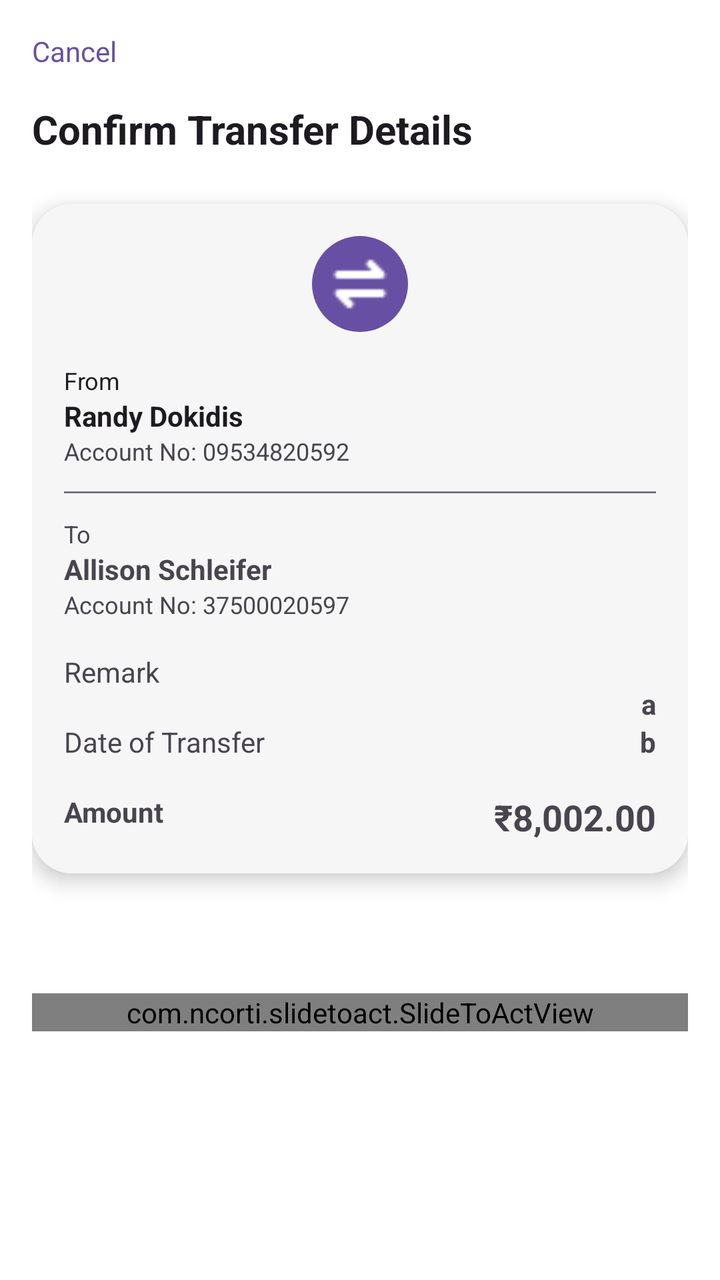
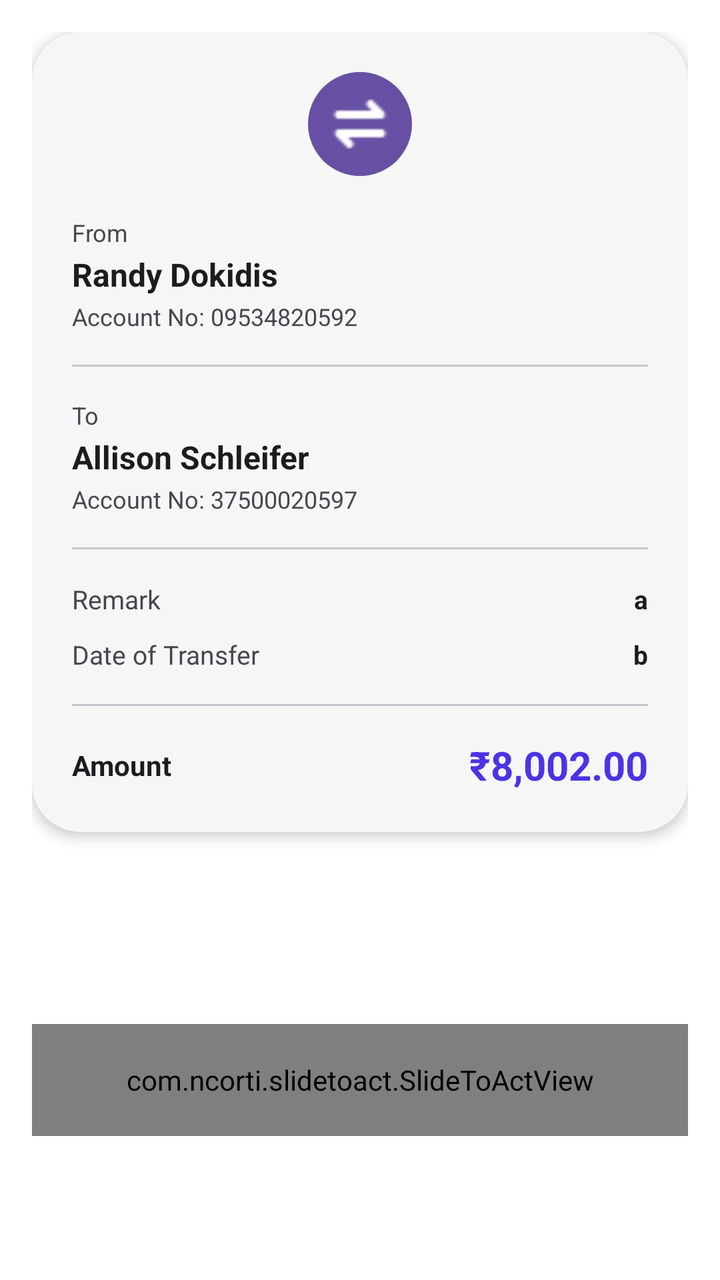

Before-and-after screenshots of an Android layout around one commit, followed by the original layout XML and the change that was made.
<!-- AndroidManifest.xml: application theme Theme.Banking_app_Y3S2 -->
<!-- res/layout/activity_confirm_transfer.xml -->
<?xml version="1.0" encoding="utf-8"?>
<androidx.constraintlayout.widget.ConstraintLayout
    xmlns:android="http://schemas.android.com/apk/res/android"
    xmlns:app="http://schemas.android.com/apk/res-auto"
    android:layout_width="match_parent"
    android:layout_height="match_parent"
    android:padding="16dp"
    android:background="@color/background"
    >

    
    <TextView
        android:id="@+id/cancelTv"
        android:text="@string/cancel"
        android:textSize="14sp"
        android:textColor="?attr/colorPrimary"
        app:layout_constraintTop_toTopOf="parent"
        app:layout_constraintStart_toStartOf="parent"
        android:layout_width="wrap_content"
        android:layout_height="wrap_content"/>

    
    <TextView
        android:id="@+id/titleTv"
        android:text="@string/confirm_transfer"
        android:textSize="20sp"
        android:textStyle="bold"
        android:textColor="?attr/colorOnBackground"
        app:layout_constraintTop_toBottomOf="@id/cancelTv"
        app:layout_constraintStart_toStartOf="parent"
        android:layout_marginTop="16dp"
        android:layout_width="wrap_content"
        android:layout_height="wrap_content"/>

    
    <androidx.cardview.widget.CardView
        android:id="@+id/card"
        android:layout_width="0dp"
        android:layout_height="wrap_content"
        app:cardCornerRadius="20dp"
        app:cardElevation="6dp"
        app:layout_constraintTop_toBottomOf="@id/titleTv"
        app:layout_constraintStart_toStartOf="parent"
        app:layout_constraintEnd_toEndOf="parent"
        android:layout_marginTop="24dp">

        <androidx.constraintlayout.widget.ConstraintLayout
            android:padding="16dp"
            android:layout_width="match_parent"
            android:layout_height="wrap_content"
            android:background="@color/background1">

            
            <ImageView
                android:padding="8dp"
                android:id="@+id/arrowIcon"
                android:layout_width="48dp"
                android:layout_height="48dp"
                android:src="@drawable/icon_transfer_fill"
                android:backgroundTint="?attr/colorPrimary"
                android:background="@drawable/bg_avatar_circle"
                app:layout_constraintTop_toTopOf="parent"
                app:layout_constraintStart_toStartOf="parent"
                app:layout_constraintEnd_toEndOf="parent"/>

            
            <TextView
                android:id="@+id/fromLabel"
                android:text="@string/from"
                android:textColor="?attr/colorOnSurface"
                android:textSize="12sp"
                app:layout_constraintTop_toBottomOf="@id/arrowIcon"
                app:layout_constraintStart_toStartOf="parent"
                android:layout_marginTop="16dp"
                android:layout_width="wrap_content"
                android:layout_height="wrap_content"/>

            <TextView
                android:id="@+id/fromName"
                android:text="Randy Dokidis"
                android:textStyle="bold"
                android:textColor="?attr/colorOnBackground"
                app:layout_constraintTop_toBottomOf="@id/fromLabel"
                app:layout_constraintStart_toStartOf="parent"
                android:layout_width="wrap_content"
                android:layout_height="wrap_content"/>

            <TextView
                android:id="@+id/fromAcc"
                android:text="Account No: 09534820592"
                android:textSize="12sp"
                app:layout_constraintTop_toBottomOf="@id/fromName"
                app:layout_constraintStart_toStartOf="parent"
                android:layout_width="wrap_content"
                android:layout_height="wrap_content"/>

            
            <View
                android:id="@+id/divider1"
                android:layout_width="0dp"
                android:layout_height="1dp"
                android:background="?attr/colorOutline"
                app:layout_constraintTop_toBottomOf="@id/fromAcc"
                app:layout_constraintStart_toStartOf="parent"
                app:layout_constraintEnd_toEndOf="parent"
                android:layout_marginTop="12dp"/>

            
            <TextView
                android:id="@+id/toLabel"
                android:text="@string/to"
                android:textSize="12sp"
                app:layout_constraintTop_toBottomOf="@id/divider1"
                app:layout_constraintStart_toStartOf="parent"
                android:layout_marginTop="12dp"
                android:layout_width="wrap_content"
                android:layout_height="wrap_content"/>

            <TextView
                android:id="@+id/toName"
                android:text="Allison Schleifer"
                android:textStyle="bold"
                app:layout_constraintTop_toBottomOf="@id/toLabel"
                app:layout_constraintStart_toStartOf="parent"
                android:layout_width="wrap_content"
                android:layout_height="wrap_content"/>

            <TextView
                android:id="@+id/toAcc"
                android:text="Account No: 37500020597"
                android:textSize="12sp"
                app:layout_constraintTop_toBottomOf="@id/toName"
                app:layout_constraintStart_toStartOf="parent"
                android:layout_width="wrap_content"
                android:layout_height="wrap_content"/>


            <TextView
                android:id="@+id/remarkLabel"
                android:text="@string/remark"
                app:layout_constraintTop_toBottomOf="@id/toAcc"
                app:layout_constraintStart_toStartOf="parent"
                android:layout_marginTop="16dp"
                android:layout_width="wrap_content"
                android:layout_height="wrap_content"/>
            <TextView
                android:id="@+id/remarkValue"
                android:text="a"
                android:textStyle="bold"
                app:layout_constraintBottom_toTopOf="@id/dateLabel"
                app:layout_constraintEnd_toEndOf="parent"
                android:layout_width="wrap_content"
                android:layout_height="wrap_content"/>

            
            <TextView
                android:id="@+id/dateLabel"
                android:text="@string/transfer_date"
                app:layout_constraintTop_toBottomOf="@id/remarkLabel"
                app:layout_constraintStart_toStartOf="parent"
                android:layout_marginTop="16dp"
                android:layout_width="wrap_content"
                android:layout_height="wrap_content"/>

            <TextView
                android:id="@+id/dateValue"
                android:text="b"
                android:textStyle="bold"
                app:layout_constraintTop_toTopOf="@id/dateLabel"
                app:layout_constraintEnd_toEndOf="parent"
                android:layout_width="wrap_content"
                android:layout_height="wrap_content"/>

            
            <TextView
                android:id="@+id/totalLabel"
                android:text="@string/amount"
                android:textStyle="bold"
                app:layout_constraintTop_toBottomOf="@id/dateLabel"
                app:layout_constraintStart_toStartOf="parent"
                android:layout_marginTop="16dp"
                android:layout_width="wrap_content"
                android:layout_height="wrap_content"/>

            <TextView
                android:id="@+id/totalValue"
                android:text="₹8,002.00"
                android:textStyle="bold"
                android:textSize="18sp"
                app:layout_constraintTop_toTopOf="@id/totalLabel"
                app:layout_constraintEnd_toEndOf="parent"
                android:layout_width="wrap_content"
                android:layout_height="wrap_content"/>

        </androidx.constraintlayout.widget.ConstraintLayout>

    </androidx.cardview.widget.CardView>


    <com.ncorti.slidetoact.SlideToActView
        android:id="@+id/slideToPay"
        app:layout_constraintTop_toBottomOf="@id/card"
        android:layout_width="match_parent"
        android:layout_height="wrap_content"
        android:layout_marginTop="60dp"
        app:text="@string/slide_to_pay"
       />

</androidx.constraintlayout.widget.ConstraintLayout>
<!-- resources referenced by this layout -->
<resources>
  <color name="background">#FFFFFF</color>
  <color name="background1">#F6F6F6</color>
  <!-- drawable bg_avatar_circle (drawable) -->
  <?xml version="1.0" encoding="utf-8"?>
  <shape xmlns:android="http://schemas.android.com/apk/res/android" android:shape="oval">
      <solid android:color="@color/icon_badge" />
  </shape>
  <!-- drawable icon_transfer_fill: png bitmap (drawable, 258 bytes) -->
  <string name="amount">Amount</string>
  <string name="cancel">Cancel</string>
  <string name="confirm_transfer">Confirm Transfer Details</string>
  <string name="from">From</string>
  <string name="remark">Remark</string>
  <string name="slide_to_pay">Slide to pay</string>
  <string name="to">To</string>
  <string name="transfer_date">Date of Transfer</string>
  <style name="Theme.Banking_app_Y3S2" parent="Base.Theme.Banking_app_Y3S2" />
  <color name="icon_badge">#7A6CE7</color>
  <style name="Base.Theme.Banking_app_Y3S2" parent="Theme.Material3.DayNight.NoActionBar">
          
          
          <item name="android:textViewStyle">@style/Widget.BankingApp.CleanTextView</item>
          <item name="android:editTextStyle">@style/Widget.BankingApp.CleanEditText</item>
          <item name="buttonStyle">@style/Widget.BankingApp.CleanButton</item>
      </style>
  <style name="Widget.BankingApp.CleanTextView" parent="@android:style/Widget.TextView">
          <item name="android:shadowColor">@android:color/transparent</item>
          <item name="android:shadowDx">0</item>
          <item name="android:shadowDy">0</item>
          <item name="android:shadowRadius">0</item>
          <item name="android:elegantTextHeight">false</item>
      </style>
  <style name="Widget.BankingApp.CleanEditText" parent="@android:style/Widget.EditText">
          <item name="android:shadowColor">@android:color/transparent</item>
          <item name="android:shadowDx">0</item>
          <item name="android:shadowDy">0</item>
          <item name="android:shadowRadius">0</item>
          <item name="android:textColor">@color/text_primary</item>
          <item name="android:textColorHint">@color/text_hint</item>
      </style>
  <style name="Widget.BankingApp.CleanButton" parent="Widget.Material3.Button">
          <item name="android:shadowColor">@android:color/transparent</item>
          <item name="android:shadowDx">0</item>
          <item name="android:shadowDy">0</item>
          <item name="android:shadowRadius">0</item>
          <item name="android:textStyle">bold</item>
          <item name="android:textAllCaps">false</item>
      </style>
  <color name="text_primary">#1D335A</color>
  <color name="text_hint">#5E6E8B</color>
</resources>

<!-- the commit's change to res/layout/activity_confirm_transfer.xml (unified diff, before → after) -->
@@ -2,208 +2,246 @@
 <androidx.constraintlayout.widget.ConstraintLayout
     xmlns:android="http://schemas.android.com/apk/res/android"
     xmlns:app="http://schemas.android.com/apk/res-auto"
+    xmlns:tools="http://schemas.android.com/tools"
     android:layout_width="match_parent"
     android:layout_height="match_parent"
     android:padding="16dp"
-    android:background="@color/background"
-    >
+    android:background="@color/background">
 
     
-    <TextView
-        android:id="@+id/cancelTv"
-        android:text="@string/cancel"
-        android:textSize="14sp"
-        android:textColor="?attr/colorPrimary"
+    <com.google.android.material.appbar.AppBarLayout
+        android:layout_width="match_parent"
+        android:layout_height="wrap_content"
+        android:padding="16dp"
+        android:fitsSystemWindows="true"
         app:layout_constraintTop_toTopOf="parent"
         app:layout_constraintStart_toStartOf="parent"
-        android:layout_width="wrap_content"
-        android:layout_height="wrap_content"/>
-
-    
-    <TextView
-        android:id="@+id/titleTv"
-        android:text="@string/confirm_transfer"
-        android:textSize="20sp"
-        android:textStyle="bold"
-        android:textColor="?attr/colorOnBackground"
-        app:layout_constraintTop_toBottomOf="@id/cancelTv"
-        app:layout_constraintStart_toStartOf="parent"
-        android:layout_marginTop="16dp"
-        android:layout_width="wrap_content"
-        android:layout_height="wrap_content"/>
+        android:background="@color/background"
+        app:liftOnScroll="false"
+        app:elevation="0dp">
+
+        <com.google.android.material.appbar.MaterialToolbar
+            android:id="@+id/toolbar"
+            android:layout_width="match_parent"
+            android:layout_height="?attr/actionBarSize"
+            android:elevation="0dp"
+            app:title="@string/confirm_transfer"
+            app:titleTextColor="@color/text_primary"
+            app:navigationIcon="@drawable/baseline_arrow_back_24" />
+
+    </com.google.android.material.appbar.AppBarLayout>
 
     
     <androidx.cardview.widget.CardView
         android:id="@+id/card"
         android:layout_width="0dp"
         android:layout_height="wrap_content"
-        app:cardCornerRadius="20dp"
-        app:cardElevation="6dp"
-        app:layout_constraintTop_toBottomOf="@id/titleTv"
+        app:cardCornerRadius="24dp"
+        app:cardElevation="4dp"
+        app:cardBackgroundColor="@color/background1"
+        app:layout_constraintTop_toBottomOf="@id/toolbar"
         app:layout_constraintStart_toStartOf="parent"
         app:layout_constraintEnd_toEndOf="parent"
-        android:layout_marginTop="24dp">
-
-        <androidx.constraintlayout.widget.ConstraintLayout
-            android:padding="16dp"
+        android:layout_marginTop="24dp"
+        tools:ignore="NotSibling">
+
+        <LinearLayout
             android:layout_width="match_parent"
             android:layout_height="wrap_content"
-            android:background="@color/background1">
+            android:orientation="vertical"
+            android:padding="20dp">
 
             
             <ImageView
-                android:padding="8dp"
                 android:id="@+id/arrowIcon"
-                android:layout_width="48dp"
-                android:layout_height="48dp"
+                android:layout_width="52dp"
+                android:layout_height="52dp"
+                android:layout_gravity="center_horizontal"
+                android:padding="10dp"
                 android:src="@drawable/icon_transfer_fill"
                 android:backgroundTint="?attr/colorPrimary"
-                android:background="@drawable/bg_avatar_circle"
-                app:layout_constraintTop_toTopOf="parent"
-                app:layout_constraintStart_toStartOf="parent"
-                app:layout_constraintEnd_toEndOf="parent"/>
+                android:background="@drawable/bg_avatar_circle" />
 
             
             <TextView
                 android:id="@+id/fromLabel"
+                android:layout_width="wrap_content"
+                android:layout_height="wrap_content"
+                android:layout_marginTop="20dp"
                 android:text="@string/from"
-                android:textColor="?attr/colorOnSurface"
-                android:textSize="12sp"
-                app:layout_constraintTop_toBottomOf="@id/arrowIcon"
-                app:layout_constraintStart_toStartOf="parent"
-                android:layout_marginTop="16dp"
-                android:layout_width="wrap_content"
-                android:layout_height="wrap_content"/>
+                android:textColor="?attr/colorOnSurfaceVariant"
+                android:textSize="12sp" />
 
             <TextView
                 android:id="@+id/fromName"
+                android:layout_width="wrap_content"
+                android:layout_height="wrap_content"
+                android:layout_marginTop="2dp"
                 android:text="Randy Dokidis"
-                android:textStyle="bold"
                 android:textColor="?attr/colorOnBackground"
-                app:layout_constraintTop_toBottomOf="@id/fromLabel"
-                app:layout_constraintStart_toStartOf="parent"
-                android:layout_width="wrap_content"
-                android:layout_height="wrap_content"/>
+                android:textSize="16sp"
+                android:textStyle="bold" />
 
             <TextView
                 android:id="@+id/fromAcc"
+                android:layout_width="wrap_content"
+                android:layout_height="wrap_content"
+                android:layout_marginTop="2dp"
                 android:text="Account No: 09534820592"
-                android:textSize="12sp"
-                app:layout_constraintTop_toBottomOf="@id/fromName"
-                app:layout_constraintStart_toStartOf="parent"
-                android:layout_width="wrap_content"
-                android:layout_height="wrap_content"/>
+                android:textColor="?attr/colorOnSurfaceVariant"
+                android:textSize="12sp" />
 
             
             <View
-                android:id="@+id/divider1"
-                android:layout_width="0dp"
+                android:layout_width="match_parent"
                 android:layout_height="1dp"
-                android:background="?attr/colorOutline"
-                app:layout_constraintTop_toBottomOf="@id/fromAcc"
-                app:layout_constraintStart_toStartOf="parent"
-                app:layout_constraintEnd_toEndOf="parent"
-                android:layout_marginTop="12dp"/>
+                android:layout_marginTop="16dp"
+                android:background="?attr/colorOutlineVariant" />
 
             
             <TextView
                 android:id="@+id/toLabel"
+                android:layout_width="wrap_content"
+                android:layout_height="wrap_content"
+                android:layout_marginTop="16dp"
                 android:text="@string/to"
-                android:textSize="12sp"
-                app:layout_constraintTop_toBottomOf="@id/divider1"
-                app:layout_constraintStart_toStartOf="parent"
-                android:layout_marginTop="12dp"
-                android:layout_width="wrap_content"
-                android:layout_height="wrap_content"/>
+                android:textColor="?attr/colorOnSurfaceVariant"
+                android:textSize="12sp" />
 
             <TextView
                 android:id="@+id/toName"
+                android:layout_width="wrap_content"
+                android:layout_height="wrap_content"
+                android:layout_marginTop="2dp"
                 android:text="Allison Schleifer"
-                android:textStyle="bold"
-                app:layout_constraintTop_toBottomOf="@id/toLabel"
-                app:layout_constraintStart_toStartOf="parent"
-                android:layout_width="wrap_content"
-                android:layout_height="wrap_content"/>
+                android:textColor="?attr/colorOnBackground"
+                android:textSize="16sp"
+                android:textStyle="bold" />
 
             <TextView
                 android:id="@+id/toAcc"
+                android:layout_width="wrap_content"
+                android:layout_height="wrap_content"
+                android:layout_marginTop="2dp"
                 android:text="Account No: 37500020597"
-                android:textSize="12sp"
-                app:layout_constraintTop_toBottomOf="@id/toName"
-                app:layout_constraintStart_toStartOf="parent"
-                android:layout_width="wrap_content"
-                android:layout_height="wrap_content"/>
-
-
-            <TextView
-                android:id="@+id/remarkLabel"
-                android:text="@string/remark"
-                app:layout_constraintTop_toBottomOf="@id/toAcc"
-                app:layout_constraintStart_toStartOf="parent"
-                android:layout_marginTop="16dp"
-                android:layout_width="wrap_content"
-                android:layout_height="wrap_content"/>
-            <TextView
-                android:id="@+id/remarkValue"
-                android:text="a"
-                android:textStyle="bold"
-                app:layout_constraintBottom_toTopOf="@id/dateLabel"
-                app:layout_constraintEnd_toEndOf="parent"
-                android:layout_width="wrap_content"
-                android:layout_height="wrap_content"/>
-
-            
-            <TextView
-                android:id="@+id/dateLabel"
-                android:text="@string/transfer_date"
-                app:layout_constraintTop_toBottomOf="@id/remarkLabel"
-                app:layout_constraintStart_toStartOf="parent"
-                android:layout_marginTop="16dp"
-                android:layout_width="wrap_content"
-                android:layout_height="wrap_content"/>
-
-            <TextView
-                android:id="@+id/dateValue"
-                android:text="b"
-                android:textStyle="bold"
-                app:layout_constraintTop_toTopOf="@id/dateLabel"
-                app:layout_constraintEnd_toEndOf="parent"
-                android:layout_width="wrap_content"
-                android:layout_height="wrap_content"/>
-
-            
-            <TextView
-                android:id="@+id/totalLabel"
-                android:text="@string/amount"
-                android:textStyle="bold"
-                app:layout_constraintTop_toBottomOf="@id/dateLabel"
-                app:layout_constraintStart_toStartOf="parent"
-                android:layout_marginTop="16dp"
-                android:layout_width="wrap_content"
-                android:layout_height="wrap_content"/>
-
-            <TextView
-                android:id="@+id/totalValue"
-                android:text="₹8,002.00"
-                android:textStyle="bold"
-                android:textSize="18sp"
-                app:layout_constraintTop_toTopOf="@id/totalLabel"
-                app:layout_constraintEnd_toEndOf="parent"
-                android:layout_width="wrap_content"
-                android:layout_height="wrap_content"/>
-
-        </androidx.constraintlayout.widget.ConstraintLayout>
+                android:textColor="?attr/colorOnSurfaceVariant"
+                android:textSize="12sp" />
+
+            
+            <View
+                android:layout_width="match_parent"
+                android:layout_height="1dp"
+                android:layout_marginTop="16dp"
+                android:background="?attr/colorOutlineVariant" />
+
+            
+            <LinearLayout
+                android:layout_width="match_parent"
+                android:layout_height="wrap_content"
+                android:layout_marginTop="16dp"
+                android:orientation="horizontal">
+
+                <TextView
+                    android:id="@+id/remarkLabel"
+                    android:layout_width="0dp"
+                    android:layout_height="wrap_content"
+                    android:layout_weight="1"
+                    android:text="@string/remark"
+                    android:textColor="?attr/colorOnSurfaceVariant"
+                    android:textSize="13sp" />
+
+                <TextView
+                    android:id="@+id/remarkValue"
+                    android:layout_width="wrap_content"
+                    android:layout_height="wrap_content"
+                    android:gravity="end"
+                    android:text="a"
+                    android:textColor="?attr/colorOnBackground"
+                    android:textSize="13sp"
+                    android:textStyle="bold" />
+
+            </LinearLayout>
+
+            
+            <LinearLayout
+                android:layout_width="match_parent"
+                android:layout_height="wrap_content"
+                android:layout_marginTop="10dp"
+                android:orientation="horizontal">
+
+                <TextView
+                    android:id="@+id/dateLabel"
+                    android:layout_width="0dp"
+                    android:layout_height="wrap_content"
+                    android:layout_weight="1"
+                    android:text="@string/transfer_date"
+                    android:textColor="?attr/colorOnSurfaceVariant"
+                    android:textSize="13sp" />
+
+                <TextView
+                    android:id="@+id/dateValue"
+                    android:layout_width="wrap_content"
+                    android:layout_height="wrap_content"
+                    android:gravity="end"
+                    android:text="b"
+                    android:textColor="?attr/colorOnBackground"
+                    android:textSize="13sp"
+                    android:textStyle="bold" />
+
+            </LinearLayout>
+
+            
+            <View
+                android:layout_width="match_parent"
+                android:layout_height="1dp"
+                android:layout_marginTop="16dp"
+                android:background="?attr/colorOutlineVariant" />
+
+            
+            <LinearLayout
+                android:layout_width="match_parent"
+                android:layout_height="wrap_content"
+                android:layout_marginTop="16dp"
+                android:orientation="horizontal"
+                android:gravity="center_vertical">
+
+                <TextView
+                    android:id="@+id/totalLabel"
+                    android:layout_width="0dp"
+                    android:layout_height="wrap_content"
+                    android:layout_weight="1"
+                    android:text="@string/amount"
+                    android:textColor="?attr/colorOnBackground"
+                    android:textSize="14sp"
+                    android:textStyle="bold" />
+
+                <TextView
+                    android:id="@+id/totalValue"
+                    android:layout_width="wrap_content"
+                    android:layout_height="wrap_content"
+                    android:text="₹8,002.00"
+                    android:textColor="@color/brand_bg_bottom"
+                    android:textSize="20sp"
+                    android:textStyle="bold" />
+
+            </LinearLayout>
+
+        </LinearLayout>
 
     </androidx.cardview.widget.CardView>
 
-
+    
     <com.ncorti.slidetoact.SlideToActView
         android:id="@+id/slideToPay"
+        android:layout_width="match_parent"
+        android:layout_height="56dp"
+        android:layout_marginTop="40dp"
         app:layout_constraintTop_toBottomOf="@id/card"
-        android:layout_width="match_parent"
-        android:layout_height="wrap_content"
-        android:layout_marginTop="60dp"
-        app:text="@string/slide_to_pay"
-       />
+        app:layout_constraintBottom_toBottomOf="parent"
+        app:outer_color="@color/brand_bg_top"
+        app:inner_color="@color/background1"
+        app:text_color="?attr/colorOnPrimary"
+        app:border_radius="28dp"
+        app:text="@string/slide_to_pay" />
 
 </androidx.constraintlayout.widget.ConstraintLayout>
<!-- resource entries referenced after the edit -->
@@ -2,6 +2,8 @@
 <resources>
   <color name="background">#FFFFFF</color>
   <color name="background1">#F6F6F6</color>
+  <color name="brand_bg_bottom">#4A34E4</color>
+  <color name="brand_bg_top">#5C4BF1</color>
   <!-- drawable bg_avatar_circle (drawable) -->
   <?xml version="1.0" encoding="utf-8"?>
   <shape xmlns:android="http://schemas.android.com/apk/res/android" android:shape="oval">
@@ -9,7 +11,6 @@
   </shape>
   <!-- drawable icon_transfer_fill: png bitmap (drawable, 258 bytes) -->
   <string name="amount">Amount</string>
-  <string name="cancel">Cancel</string>
   <string name="confirm_transfer">Confirm Transfer Details</string>
   <string name="from">From</string>
   <string name="remark">Remark</string>
@@ -49,6 +50,12 @@
           <item name="android:textAllCaps">false</item>
       </style>
   <color name="text_primary">#1D335A</color>
+  <!-- drawable baseline_arrow_back_24 (drawable) -->
+  <vector xmlns:android="http://schemas.android.com/apk/res/android" android:autoMirrored="true" android:height="24dp" android:tint="#3E3D3D" android:viewportHeight="24" android:viewportWidth="24" android:width="24dp">
+        
+      <path android:fillColor="@android:color/white" android:pathData="M20,11H7.83l5.59,-5.59L12,4l-8,8 8,8 1.41,-1.41L7.83,13H20v-2z"/>
+      
+  </vector>
   <color name="text_hint">#5E6E8B</color>
 </resources>
 
